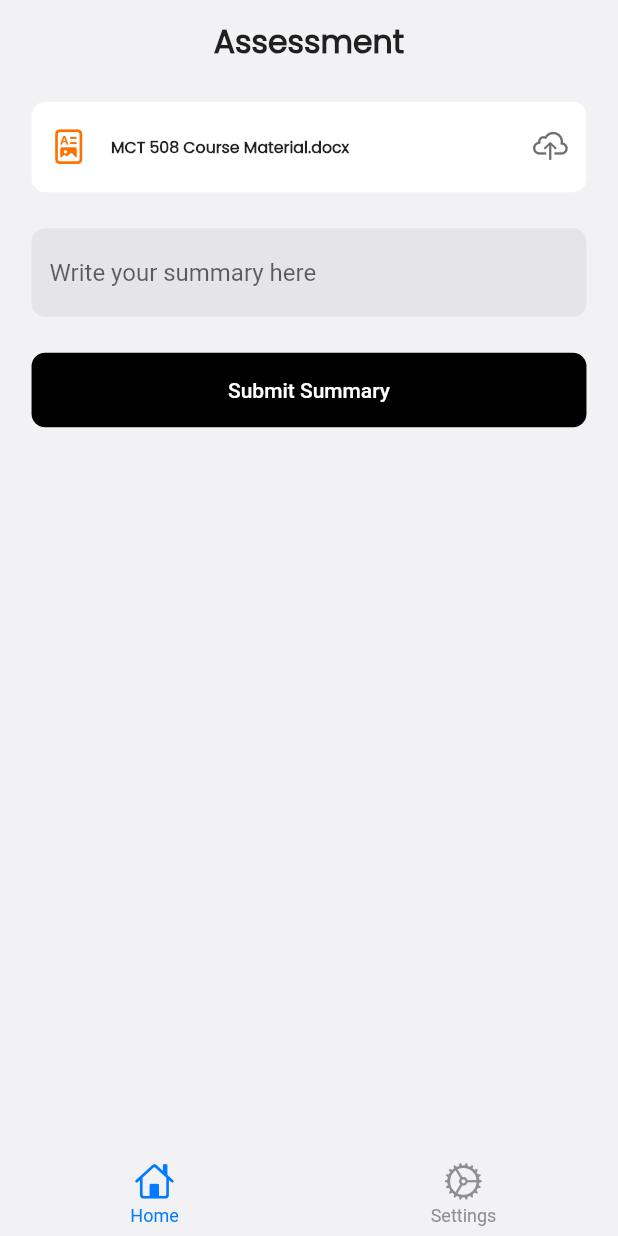
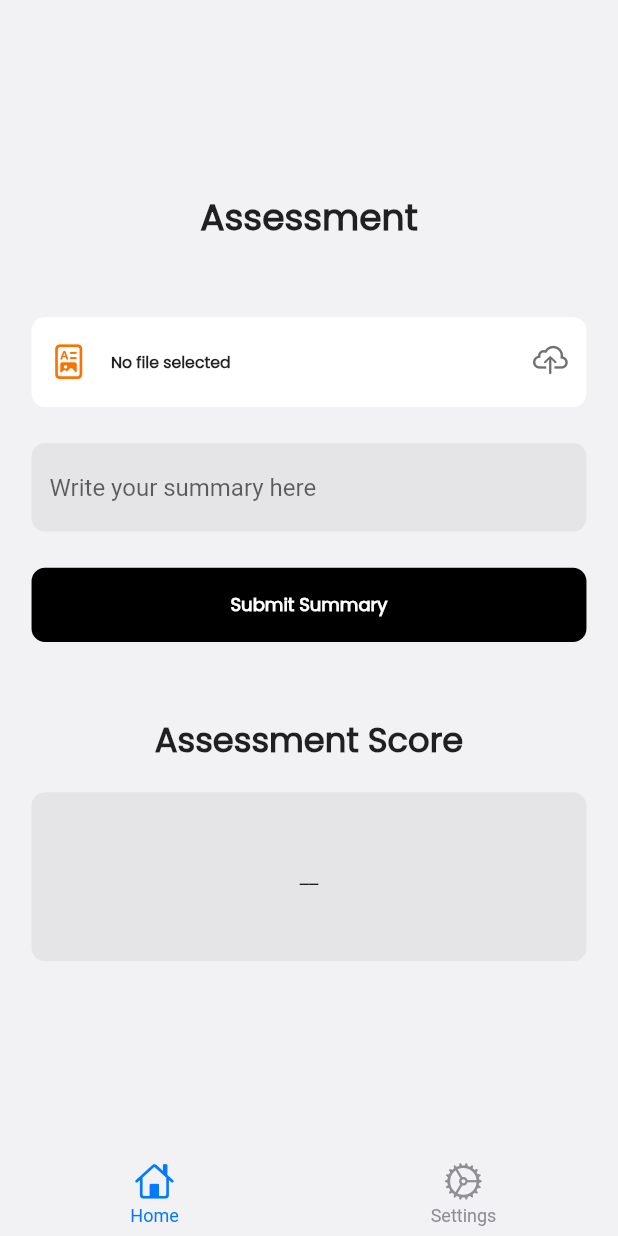
Before and after one commit to Leo-Chan01/student_assess, a Flutter app: the screen it shows after launch, after a tap on "Submit Summary", on a phone screen of 412 x 824 dp. Run offline on Flutter 3.47's test engine with Material 3 defaults, Android fonts, the phone set to English and light mode, and no system bars; drawn by our look-alikes of persistent_bottom_nav_bar; our stand-ins replace file_picker, flutter_screenutil, flutter_svg, go_router, modal_bottom_sheet; missing offline and left inert: flutter_pdf_text, similarity, wechat_assets_picker.

Commit message:
Add similarity and pdf packages to help in summaryetc

```diff
--- a/lib/main.dart
+++ b/lib/main.dart
@@ -1,11 +1,16 @@
 import 'package:flutter/material.dart';
 import 'package:flutter_screenutil/flutter_screenutil.dart';
+import 'package:provider/provider.dart';
+import 'package:student_assess/view_model/providers/file_picker_provider.dart';
 import 'package:student_assess/view_model/utils/config/routes.dart';
 import 'package:student_assess/view_model/utils/config/screen_size.dart';
 import 'package:student_assess/view_model/utils/config/theme.dart';
 
 void main() {
-  runApp(const MyApp());
+    runApp(MultiProvider(providers: [
+    ChangeNotifierProvider<FilePickerProvider>(
+        create: (context) => FilePickerProvider()),
+  ], child: const MyApp()));
 }
 
 class MyApp extends StatelessWidget {
--- a/lib/view_model/providers/file_picker_provider.dart
+++ b/lib/view_model/providers/file_picker_provider.dart
@@ -1,5 +1,91 @@
+import 'dart:io';
+
+import 'package:file_picker/file_picker.dart';
 import 'package:flutter/material.dart';
+import 'package:flutter_pdf_text/flutter_pdf_text.dart';
+import 'package:similarity/similarity.dart';
+import 'package:wechat_assets_picker/wechat_assets_picker.dart';
 
 class FilePickerProvider extends ChangeNotifier {
-  // AssetEntity? _selectedAsset;
+  PlatformFile? _selectedAsset;
+  PlatformFile? get selectedAsset => _selectedAsset;
+
+  AssetEntity? _selectedImageAsset;
+  AssetEntity? get selectedImageAsset => _selectedImageAsset;
+
+  String _fileName = "No file selected";
+  String get fileName => _fileName;
+
+  String _feedbackText = "Submit Summary";
+  String get feedbackText => _feedbackText;
+
+  String _pdfText = '';
+  String get pdfText => _pdfText;
+  String _userInput = '';
+  String get userInput => _userInput;
+  double _similarityScore = 0.0;
+  double get similarityScore => _similarityScore;
+  bool _isLoading = false;
+  bool get isLoading => _isLoading;
+
+  Future<void> pickImageFile(BuildContext context) async {
+    List<AssetEntity>? resultList = await AssetPicker.pickAssets(
+      context,
+      pickerConfig: const AssetPickerConfig(
+        maxAssets: 1,
+        requestType: RequestType.image,
+      ),
+    );
+    if (resultList != null && resultList.isNotEmpty) {
+      _selectedImageAsset = resultList.first;
+      notifyListeners();
+
+      // _extractTextFromFile(_selectedAsset!);
+    }
+  }
+
+  Future<void> pickPDF() async {
+    FilePickerResult? result = await FilePicker.platform.pickFiles(
+      type: FileType.custom,
+      allowedExtensions: ['pdf', 'doc', 'docx'],
+    );
+
+    if (result != null) {
+      PlatformFile file = result.files.first;
+      _fileName = file.name;
+      notifyListeners();
+
+      File pdfFile = File(result.files.single.path!);
+      _isLoading = true;
+      _feedbackText = "...Extracting Text";
+      notifyListeners();
+      PDFDoc pdfDoc = await PDFDoc.fromFile(pdfFile);
+      String text = await pdfDoc.text;
+      _pdfText = text;
+      _isLoading = false;
+      _feedbackText = "Submit Summary";
+      notifyListeners();
+    } else {
+      _fileName = "No file selected.";
+      notifyListeners();
+    }
+  }
+
+  Future<void> updateUserInput(String userInput) async {
+    _userInput = userInput;
+    notifyListeners();
+  }
+
+  void calculateSimilarity() {
+    _isLoading = true;
+    _feedbackText = "...Extracting Text";
+    notifyListeners();
+    final similarity = osaStringSimilarity(_pdfText, _userInput);
+    final accuracy = similarity * 100;
+
+    _similarityScore = accuracy;
+    _isLoading = false;
+    _feedbackText = "Submit Summary";
+    notifyListeners();
+  }
 }
--- a/lib/view_model/utils/config/routes.dart
+++ b/lib/view_model/utils/config/routes.dart
@@ -22,7 +22,7 @@ class AppRoutes {
       ),
       GoRoute(
         path: AppRoutes.studentAssessRoute,
-        builder: (context, state) => const StudentAssessPage(),
+        builder: (context, state) => StudentAssessPage(),
       ),
       GoRoute(
         path: AppRoutes.studentProfileRoute,
--- a/lib/views/mainscreen.dart
+++ b/lib/views/mainscreen.dart
@@ -45,7 +45,7 @@ class Mainscreen extends StatelessWidget {
   }
 
   List<Widget> _buildScreens() {
-    return [const StudentAssessPage(), const StudentProfilePage()];
+    return [StudentAssessPage(), const StudentProfilePage()];
   }
 
   List<PersistentBottomNavBarItem> _navBarsItems() {
@@ -60,7 +60,7 @@ class Mainscreen extends StatelessWidget {
           initialRoute: AppRoutes.homeRoute,
           routes: {
             AppRoutes.studentAssessRoute: (final context) =>
-                const StudentAssessPage(),
+                StudentAssessPage(),
             AppRoutes.studentProfileRoute: (final context) =>
                 const StudentProfilePage(),
           },
@@ -76,7 +76,7 @@ class Mainscreen extends StatelessWidget {
           initialRoute: AppRoutes.homeRoute,
           routes: {
             AppRoutes.studentAssessRoute: (final context) =>
-                const StudentAssessPage(),
+                StudentAssessPage(),
             AppRoutes.studentProfileRoute: (final context) =>
                 const StudentProfilePage(),
           },
--- a/lib/views/student_assess_page.dart
+++ b/lib/views/student_assess_page.dart
@@ -1,26 +1,37 @@
 import 'package:flutter/cupertino.dart';
 import 'package:flutter/material.dart';
 import 'package:flutter_screenutil/flutter_screenutil.dart';
+import 'package:modal_bottom_sheet/modal_bottom_sheet.dart';
+import 'package:provider/provider.dart';
+import 'package:student_assess/view_model/providers/file_picker_provider.dart';
 import 'package:student_assess/view_model/utils/config/color.dart';
 import 'package:student_assess/view_model/utils/extension/num_extension.dart';
 
 class StudentAssessPage extends StatelessWidget {
-  const StudentAssessPage({super.key});
+  StudentAssessPage({super.key});
+
+  TextEditingController inputcontroller = TextEditingController();
 
   @override
   Widget build(BuildContext context) {
+    var fileProvider = context.watch<FilePickerProvider>();
     return Scaffold(
         body: SafeArea(
       child: Center(
           child: Padding(
-        padding: EdgeInsets.symmetric(vertical: 16.sp, horizontal: 28.sp),
+        padding: EdgeInsets.symmetric(vertical: 8.sp, horizontal: 28.sp),
+        child: SingleChildScrollView(
+          padding: EdgeInsetsDirectional.zero,
+          child: Align(
+            alignment: Alignment.topCenter,
             child: Column(
+              mainAxisAlignment: MainAxisAlignment.start,
               children: [
                 Text(
                   "Assessment",
-              style: 28.w700,
+                  style: 32.w700,
                 ),
-            SizedBox(height: 32.h),
+                SizedBox(height: 64.h),
                 Container(
                   height: 80.h,
                   width: double.infinity,
@@ -32,13 +43,57 @@ class StudentAssessPage extends StatelessWidget {
                     padding: EdgeInsets.symmetric(horizontal: 16.sp),
                     child: InkWell(
                       onTap: () {
-                    showBottomSheet(
+                        showCupertinoModalBottomSheet(
                           context: context,
-                        builder: (context) {
-                          return const Row(
-                            children: [Text("PDF File"), Text("Image")],
+                          topRadius: Radius.circular(12.sp),
+                          builder: (context) => SizedBox(
+                            height: 100.h,
+                            child: Scaffold(
+                              body: Padding(
+                                padding: EdgeInsets.symmetric(
+                                    horizontal: 24.sp, vertical: 16.sp),
+                                child: Row(
+                                  mainAxisAlignment: MainAxisAlignment.center,
+                                  crossAxisAlignment: CrossAxisAlignment.center,
+                                  children: [
+                                    MaterialButton(
+                                      onPressed: () async {
+                                        await fileProvider.pickPDF();
+                                      },
+                                      elevation: 0,
+                                      shape: RoundedRectangleBorder(
+                                          borderRadius:
+                                              BorderRadius.circular(12.sp)),
+                                      color: AppColor.black,
+                                      textColor: AppColor.white,
+                                      child: Text(
+                                        "PDF File",
+                                        style: 16.w600,
+                                      ),
+                                    ),
+                                    SizedBox(width: 50.w),
+                                    MaterialButton(
+                                      onPressed: () async {
+                                        await fileProvider
+                                            .pickImageFile(context);
+                                      },
+                                      elevation: 0,
+                                      shape: RoundedRectangleBorder(
+                                          borderRadius:
+                                              BorderRadius.circular(12.sp)),
+                                      color: AppColor.grey.withOpacity(0.1),
+                                      textColor: AppColor.black,
+                                      child: Text(
+                                        "Image",
+                                        style: 16.w600,
+                                      ),
+                                    )
+                                  ],
+                                ),
+                              ),
+                            ),
+                          ),
                         );
-                        });
                       },
                       child: Row(
                         children: [
@@ -49,11 +104,12 @@ class StudentAssessPage extends StatelessWidget {
                           ),
                           SizedBox(width: 16.w),
                           Text(
-                        "MCT 508 Course Material.docx",
+                            fileProvider.fileName,
                             style: 14.w600,
                           ),
                           const Spacer(),
-                      Icon(CupertinoIcons.cloud_upload, color: AppColor.grey)
+                          Icon(CupertinoIcons.cloud_upload,
+                              color: AppColor.grey)
                         ],
                       ),
                     ),
@@ -70,6 +126,7 @@ class StudentAssessPage extends StatelessWidget {
                           borderRadius: BorderRadius.circular(12.r))),
                   keyboardType: TextInputType.multiline,
                   minLines: 1,
+                  controller: inputcontroller,
                   maxLines: null,
                   expands: false,
                 ),
@@ -78,34 +135,47 @@ class StudentAssessPage extends StatelessWidget {
                   width: double.infinity,
                   height: 66.h,
                   child: MaterialButton(
-                onPressed: () {},
+                    onPressed: () async {
+                      if (fileProvider.selectedAsset == null) {
+                      } else {
+                        if (inputcontroller.text.trim().toString().isNotEmpty) {
+                          await fileProvider
+                              .updateUserInput(
+                                  inputcontroller.text.trim().toString())
+                              .then((value) {
+                            fileProvider.calculateSimilarity();
+                          });
+                        } else {}
+                      }
+                    },
                     color: AppColor.black,
                     elevation: 0,
                     shape: RoundedRectangleBorder(
                         borderRadius: BorderRadius.circular(12.sp)),
                     textColor: AppColor.white,
-                child: const Text("Submit Summary"),
+                    child: Text(
+                      fileProvider.feedbackText,
+                      style: 16.w700,
                     ),
+                  ),
+                ),
+                SizedBox(height: 64.h),
+                Text("Assessment Score",
+                    textAlign: TextAlign.left, style: 30.w600),
+                SizedBox(height: 24.h),
+                Container(
+                  height: 150.h,
+                  width: double.infinity,
+                  decoration: BoxDecoration(
+                      color: AppColor.grey.withOpacity(0.1),
+                      borderRadius: BorderRadius.circular(12.sp)),
+                  child: const Center(child: Text("__")),
                 )
               ],
+            ),
+          ),
         ),
       )),
     ));
   }
-
-  //   Future<void> _pickFile() async {
-  //   List<AssetEntity>? resultList = await AssetPicker.pickAssets(
-  //     context,
-  //     pickerConfig: AssetPickerConfig(
-  //       maxAssets: 1,
-  //       requestType: RequestType.all, // Allows picking images, videos, and files
-  //     ),
-  //   );
-  //   if (resultList != null && resultList.isNotEmpty) {
-  //     setState(() {
-  //       _selectedAsset = resultList.first;
-  //     });
-  //     _extractTextFromFile(_selectedAsset!);
-  //   }
-  // }
 }
--- a/pubspec.yaml
+++ b/pubspec.yaml
@@ -17,10 +17,12 @@ dependencies:
   flutter_screenutil: ^5.9.3
   flutter_svg: ^2.0.10+1
   go_router: ^14.2.7
-  google_fonts: ^6.2.1
+  similarity: ^0.2.1
   modal_bottom_sheet: ^3.0.0
   persistent_bottom_nav_bar: ^6.2.1
+  provider: ^6.1.2
   wechat_assets_picker: ^9.2.1
+  flutter_pdf_text: ^0.6.0
 
 dev_dependencies:
   flutter_lints: ^4.0.0
```
Also changed, not shown: pubspec.lock, 1 other file. Lines whose indentation alone changed are shown as unchanged.
